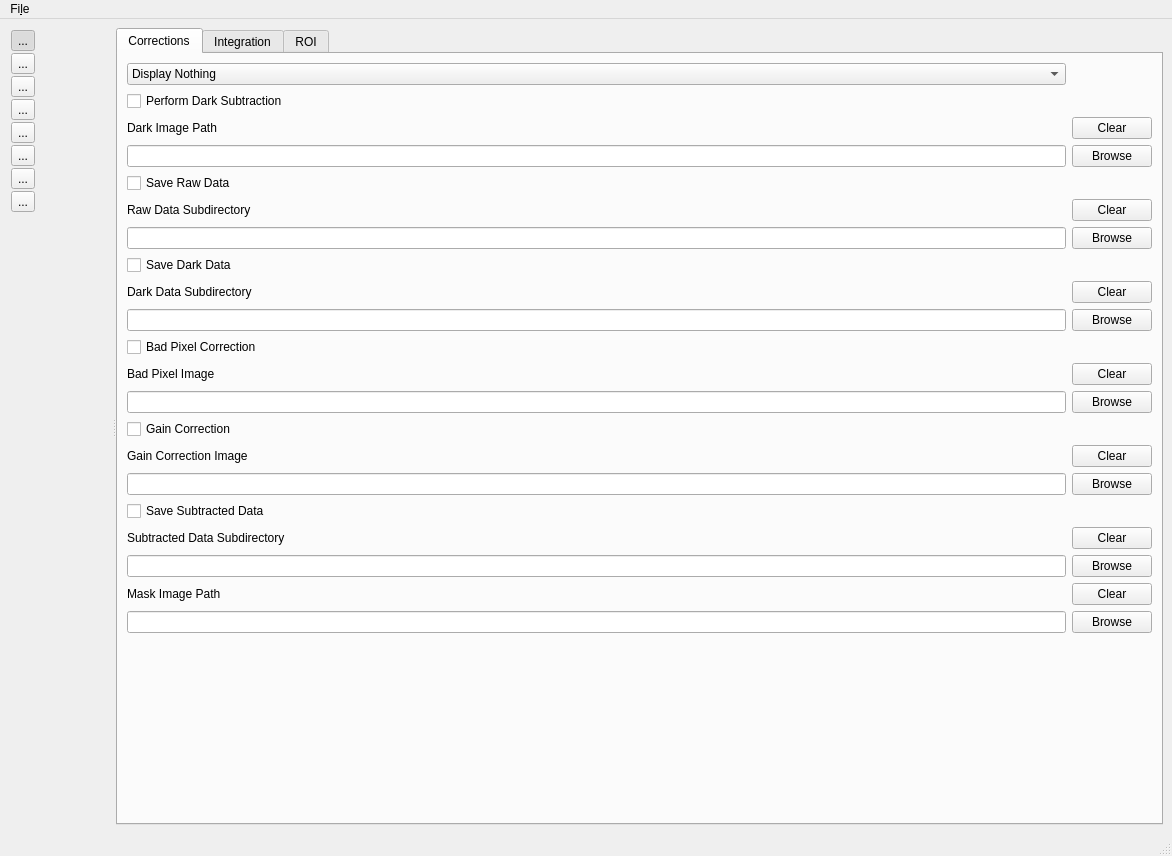
guyjennings/qxrd, file source/qxrddetectorcontrolwindow.ui: the form before one commit.
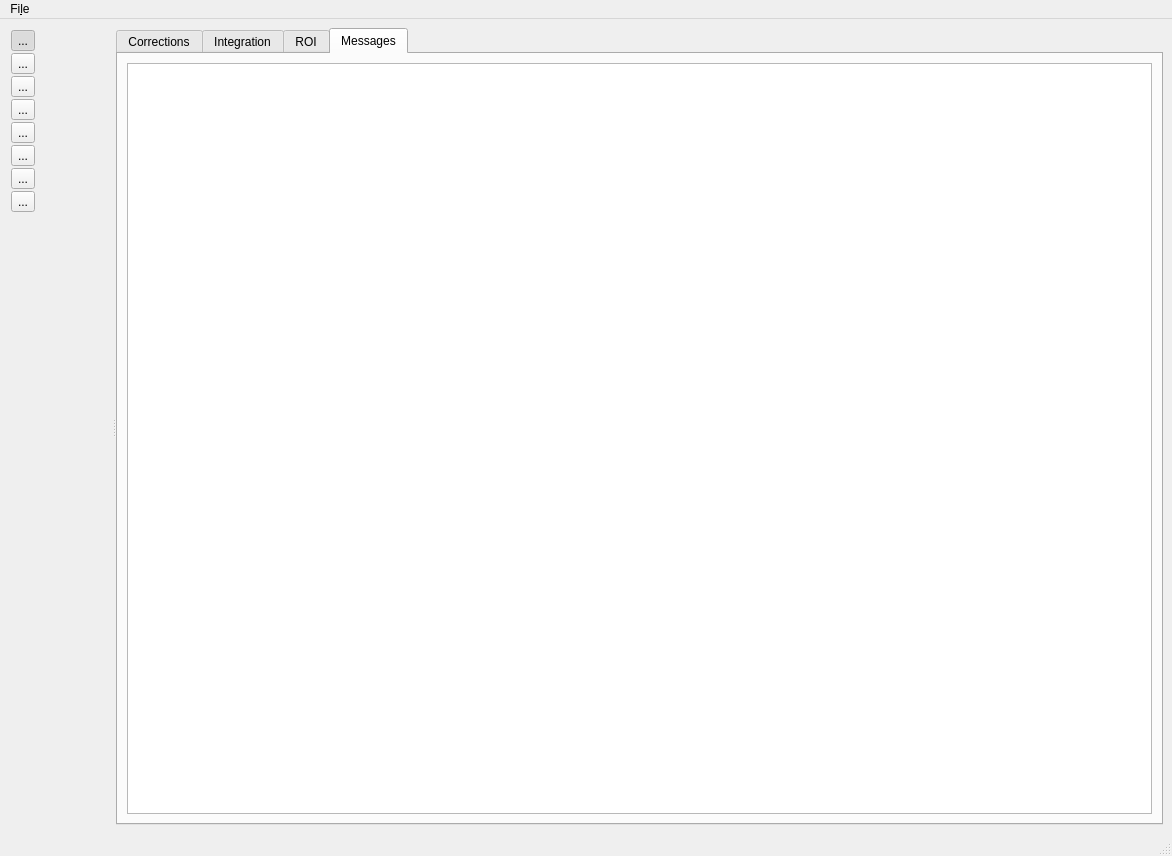
The form after the commit. The open tabs and pages were chosen to show the change. Icons and pictures are not drawn. Custom widgets are drawn as their Qt base class.

Commit message: Add message widget to detector control window

Patch:
```diff
--- a/source/qxrddetectorcontrolwindow.ui
+++ b/source/qxrddetectorcontrolwindow.ui
@@ -20,7 +20,7 @@
       <property name="orientation">
        <enum>Qt::Horizontal</enum>
       </property>
-      <widget class="QWidget" name="">
+      <widget class="QWidget" name="layoutWidget">
        <layout class="QHBoxLayout" name="horizontalLayout_3">
         <item>
          <widget class="QWidget" name="widget" native="true">
@@ -847,6 +847,35 @@
          </item>
         </layout>
        </widget>
+       <widget class="QWidget" name="tab_4">
+        <attribute name="title">
+         <string>Messages</string>
+        </attribute>
+        <layout class="QGridLayout" name="gridLayout_5">
+         <item row="0" column="0">
+          <widget class="QTextEdit" name="m_Messages">
+           <property name="sizePolicy">
+            <sizepolicy hsizetype="Expanding" vsizetype="Expanding">
+             <horstretch>0</horstretch>
+             <verstretch>5</verstretch>
+            </sizepolicy>
+           </property>
+           <property name="toolTip">
+            <string>Output messages during program execution appear here</string>
+           </property>
+           <property name="lineWrapMode">
+            <enum>QTextEdit::NoWrap</enum>
+           </property>
+           <property name="readOnly">
+            <bool>true</bool>
+           </property>
+           <property name="acceptRichText">
+            <bool>true</bool>
+           </property>
+          </widget>
+         </item>
+        </layout>
+       </widget>
       </widget>
      </widget>
     </item>
```
The commit also changes 9 other files.
